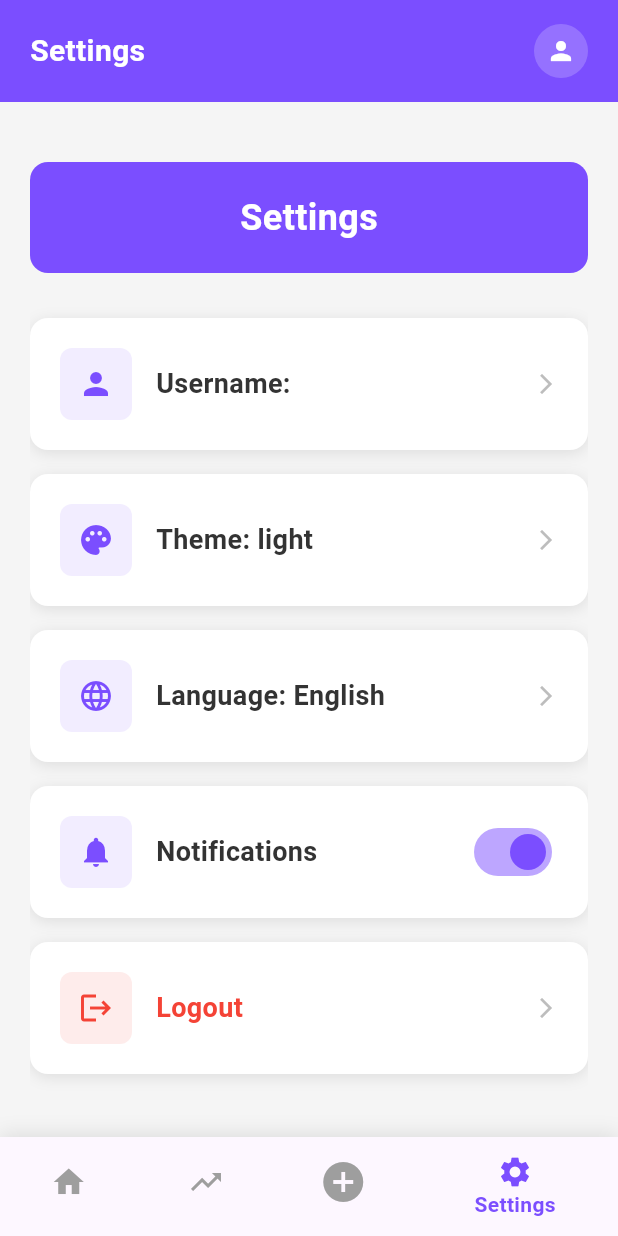
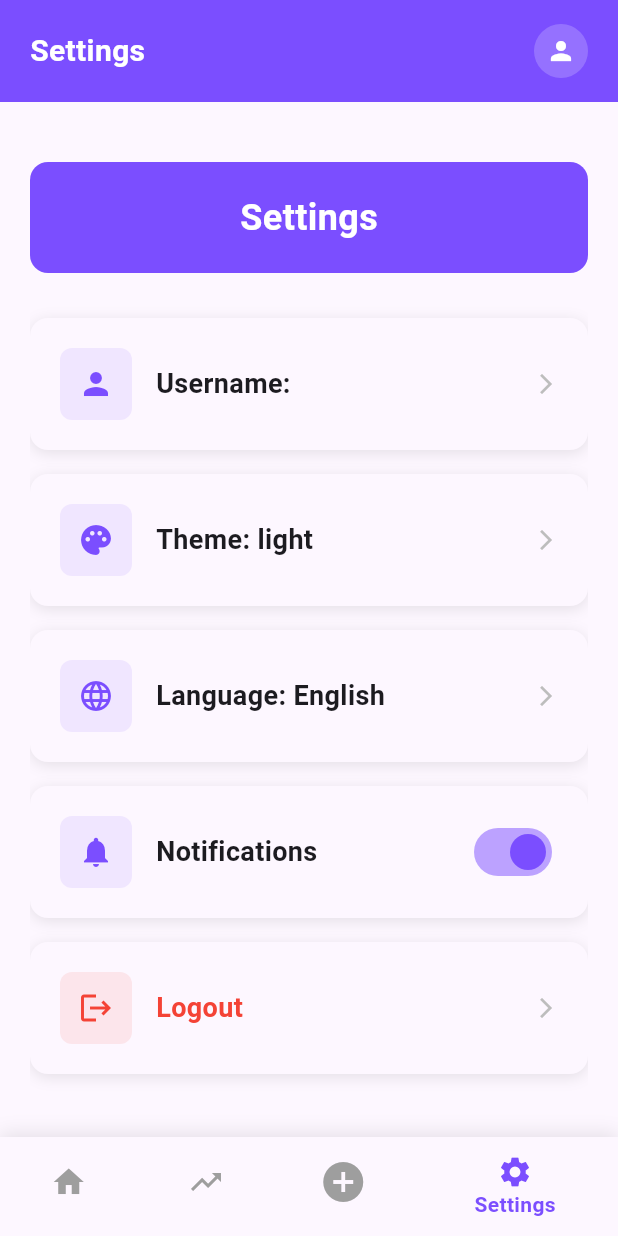
Before and after one commit to desparvis/tego, a Flutter app: the SettingsScreen screen opened directly, on a phone screen of 412 x 824 dp. Run offline on Flutter 3.47's test engine with Material 3 defaults, Android fonts, the phone set to English and light mode, and no system bars; our stand-ins replace cloud_firestore, equatable, firebase_auth, firebase_core, flutter_bloc, google_sign_in and 1 more; accounts and stored records are empty; Roboto replaces fonts that are missing (Poppins).

Commit message:
fix: Make app fully theme-aware for dark mode support

```diff
--- a/tego/lib/presentation/pages/settings_screen.dart
+++ b/tego/lib/presentation/pages/settings_screen.dart
@@ -96,7 +96,7 @@ class _SettingsScreenState extends State<SettingsScreen> {
         statusBarBrightness: Brightness.dark,
       ),
       child: Scaffold(
-        backgroundColor: AppConstants.backgroundGray,
+        backgroundColor: Theme.of(context).scaffoldBackgroundColor,
         body: Column(
           children: [
             // Custom Header
@@ -386,7 +386,7 @@ class _SettingsScreenState extends State<SettingsScreen> {
         width: double.infinity,
         padding: const EdgeInsets.symmetric(vertical: 20, horizontal: 20),
         decoration: BoxDecoration(
-          color: Colors.white,
+          color: Theme.of(context).cardColor,
           borderRadius: BorderRadius.circular(AppConstants.cardRadius),
           boxShadow: [
             BoxShadow(
@@ -419,7 +419,7 @@ class _SettingsScreenState extends State<SettingsScreen> {
                 style: TextStyle(
                   fontSize: 18,
                   fontWeight: FontWeight.w600,
-                  color: isLogout ? Colors.red : AppConstants.textDark,
+                  color: isLogout ? Colors.red : Theme.of(context).textTheme.bodyLarge?.color,
                   fontFamily: AppConstants.fontFamily,
                 ),
               ),
@@ -442,7 +442,7 @@ class _SettingsScreenState extends State<SettingsScreen> {
       width: double.infinity,
       padding: const EdgeInsets.symmetric(vertical: 20, horizontal: 20),
       decoration: BoxDecoration(
-        color: Colors.white,
+        color: Theme.of(context).cardColor,
         borderRadius: BorderRadius.circular(AppConstants.cardRadius),
         boxShadow: [
           BoxShadow(
@@ -466,10 +466,10 @@ class _SettingsScreenState extends State<SettingsScreen> {
           Expanded(
             child: Text(
               title,
-              style: const TextStyle(
+              style: TextStyle(
                 fontSize: 18,
                 fontWeight: FontWeight.w600,
-                color: AppConstants.textDark,
+                color: Theme.of(context).textTheme.bodyLarge?.color,
                 fontFamily: AppConstants.fontFamily,
               ),
             ),
```
Also changed, not shown: tego/lib/presentation/pages/expense_recording_screen.dart (+9 -9 lines), tego/lib/presentation/pages/landing_screen.dart (+5 -5 lines), tego/lib/presentation/pages/sales_recording_screen.dart (+5 -5 lines).
